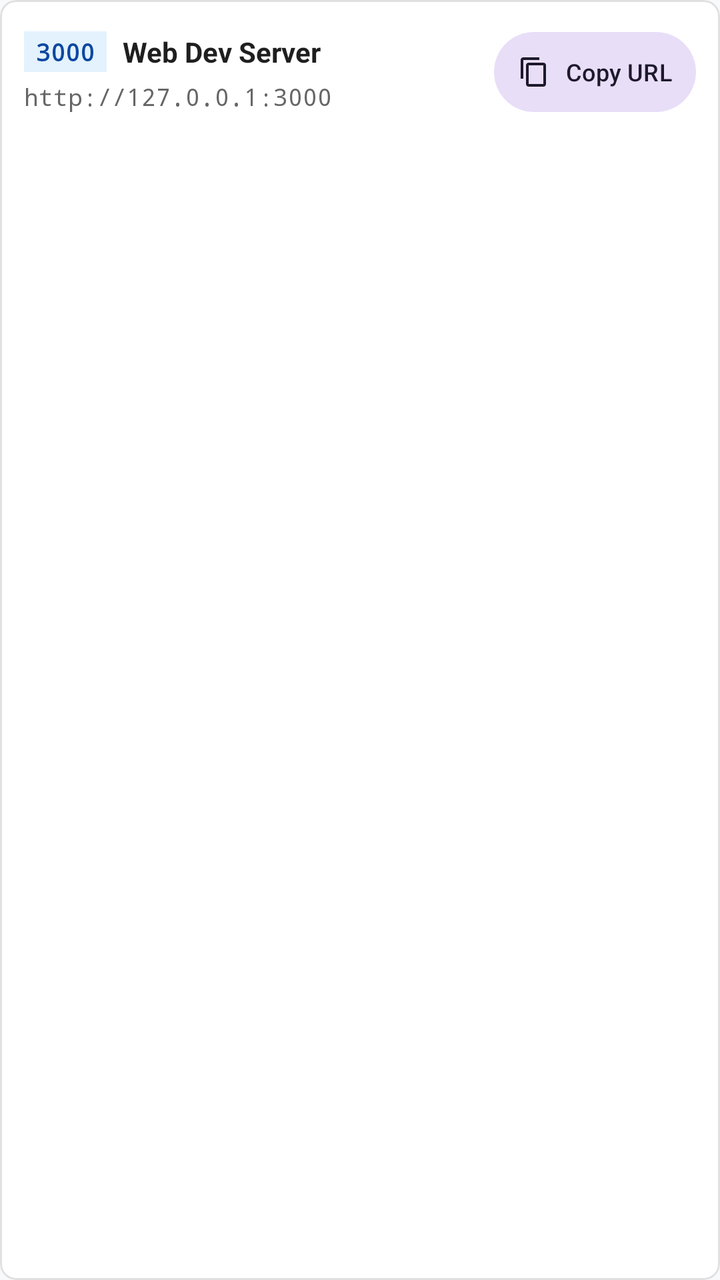
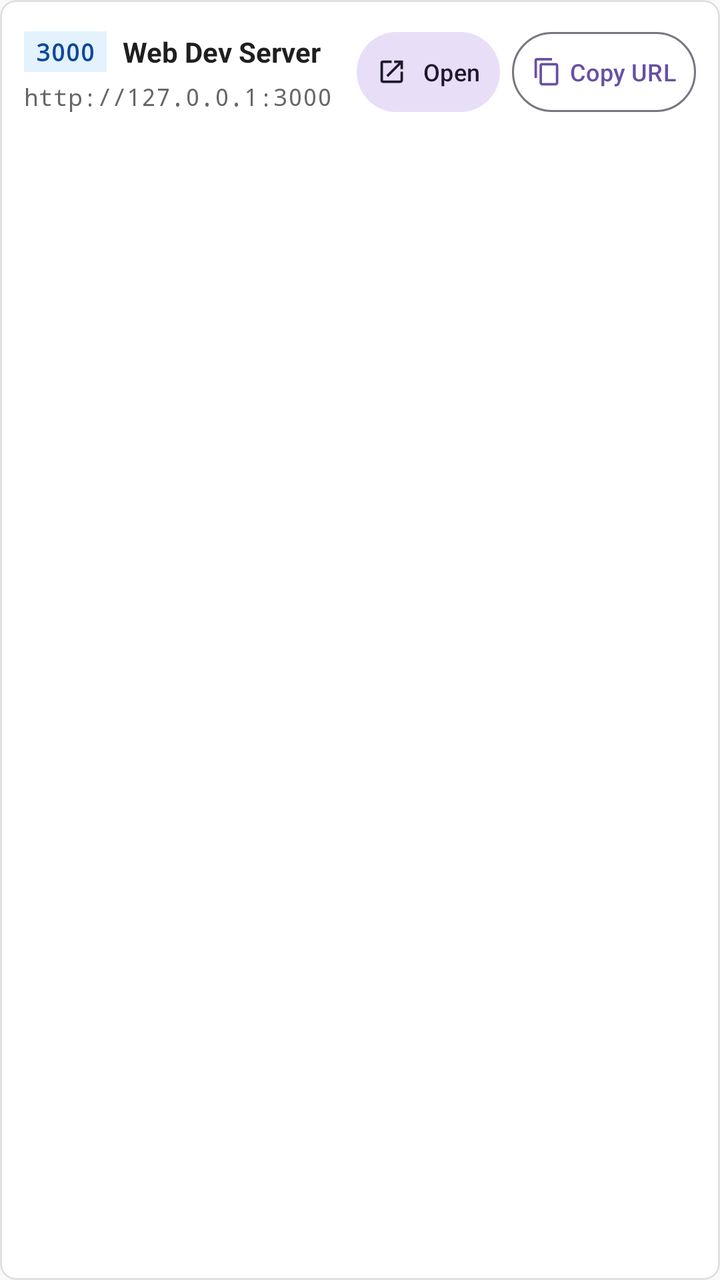

Compare the two renders of this Android layout. The source of the first and the diff that turns it into the second are given below.
<!-- AndroidManifest.xml: application theme Theme.AVscode -->
<!-- res/layout/item_open_port.xml -->
<?xml version="1.0" encoding="utf-8"?>
<com.google.android.material.card.MaterialCardView xmlns:android="http://schemas.android.com/apk/res/android"
    xmlns:app="http://schemas.android.com/apk/res-auto"
    android:layout_width="match_parent"
    android:layout_height="wrap_content"
    android:layout_marginBottom="8dp"
    app:cardBackgroundColor="@color/surface_color"
    app:cardCornerRadius="8dp"
    app:cardElevation="0dp"
    app:strokeColor="@color/card_stroke"
    app:strokeWidth="1dp">

    <LinearLayout
        android:layout_width="match_parent"
        android:layout_height="wrap_content"
        android:gravity="center_vertical"
        android:orientation="horizontal"
        android:padding="12dp">

        <LinearLayout
            android:layout_width="0dp"
            android:layout_height="wrap_content"
            android:layout_weight="1"
            android:orientation="vertical">

            <LinearLayout
                android:layout_width="wrap_content"
                android:layout_height="wrap_content"
                android:gravity="center_vertical"
                android:orientation="horizontal">

                <TextView
                    android:id="@+id/port_badge"
                    android:layout_width="wrap_content"
                    android:layout_height="wrap_content"
                    android:background="@color/badge_background"
                    android:paddingHorizontal="6dp"
                    android:paddingVertical="2dp"
                    android:fontFamily="monospace"
                    android:text="3000"
                    android:textColor="@color/badge_text"
                    android:textSize="12sp"
                    android:textStyle="bold" />

                <TextView
                    android:id="@+id/port_service_name"
                    android:layout_width="wrap_content"
                    android:layout_height="wrap_content"
                    android:layout_marginStart="8dp"
                    android:text="Web Dev Server"
                    android:textColor="@color/text_primary"
                    android:textSize="14sp"
                    android:textStyle="bold" />
            </LinearLayout>

            <TextView
                android:id="@+id/port_url"
                android:layout_width="wrap_content"
                android:layout_height="wrap_content"
                android:layout_marginTop="4dp"
                android:fontFamily="monospace"
                android:text="http://127.0.0.1:3000"
                android:textColor="@color/text_secondary"
                android:textSize="12sp" />
        </LinearLayout>

        <com.google.android.material.button.MaterialButton
            android:id="@+id/btn_copy_port_url"
            style="@style/Widget.Material3.Button.TonalButton"
            android:layout_width="wrap_content"
            android:layout_height="wrap_content"
            android:minWidth="0dp"
            android:paddingHorizontal="12dp"
            android:text="@string/copy_url"
            android:textSize="12sp"
            app:icon="@drawable/ic_content_copy"
            app:iconSize="16dp" />
    </LinearLayout>
</com.google.android.material.card.MaterialCardView>
<!-- resources referenced by this layout -->
<resources>
  <color name="badge_background">#E3F2FD</color>
  <color name="badge_text">#0D47A1</color>
  <color name="card_stroke">#E0E0E0</color>
  <color name="surface_color">#FFFFFF</color>
  <color name="text_primary">#1F1F1F</color>
  <color name="text_secondary">#666666</color>
  <!-- drawable ic_content_copy (drawable) -->
  <?xml version="1.0" encoding="utf-8"?>
  <vector xmlns:android="http://schemas.android.com/apk/res/android"
      android:width="24dp"
      android:height="24dp"
      android:viewportWidth="24"
      android:viewportHeight="24"
      android:tint="?attr/colorControlNormal">
      <path
          android:fillColor="@android:color/white"
          android:pathData="M16,1H4C2.9,1 2,1.9 2,3v14h2V3h12V1zm3,4H8C6.9,5 6,5.9 6,7v14c0,1.1 0.9,2 2,2h11c1.1,0 2,-0.9 2,-2V7c0,-1.1 -0.9,-2 -2,-2zm0,16H8V7h11v14z"/>
  </vector>
  <string name="copy_url">Copy URL</string>
  <style name="Theme.AVscode" parent="Theme.Material3.DayNight.NoActionBar">
          <item name="android:statusBarColor">@color/status_bar</item>
          <item name="android:navigationBarColor">@color/navigation_bar</item>
          <item name="android:windowBackground">@color/window_background</item>
      </style>
  <color name="status_bar">#F8F9FA</color>
  <color name="navigation_bar">#F8F9FA</color>
  <color name="window_background">#F8F9FA</color>
</resources>

<!-- the commit's change to res/layout/item_open_port.xml (unified diff, before → after) -->
@@ -64,16 +64,35 @@
                 android:textSize="12sp" />
         </LinearLayout>
 
-        <com.google.android.material.button.MaterialButton
-            android:id="@+id/btn_copy_port_url"
-            style="@style/Widget.Material3.Button.TonalButton"
+        <LinearLayout
             android:layout_width="wrap_content"
             android:layout_height="wrap_content"
-            android:minWidth="0dp"
-            android:paddingHorizontal="12dp"
-            android:text="@string/copy_url"
-            android:textSize="12sp"
-            app:icon="@drawable/ic_content_copy"
-            app:iconSize="16dp" />
+            android:orientation="horizontal">
+
+            <com.google.android.material.button.MaterialButton
+                android:id="@+id/btn_open_port"
+                style="@style/Widget.Material3.Button.TonalButton"
+                android:layout_width="wrap_content"
+                android:layout_height="wrap_content"
+                android:layout_marginEnd="6dp"
+                android:minWidth="0dp"
+                android:paddingHorizontal="10dp"
+                android:text="@string/open_service"
+                android:textSize="12sp"
+                app:icon="@drawable/ic_launch"
+                app:iconSize="15dp" />
+
+            <com.google.android.material.button.MaterialButton
+                android:id="@+id/btn_copy_port_url"
+                style="@style/Widget.Material3.Button.OutlinedButton"
+                android:layout_width="wrap_content"
+                android:layout_height="wrap_content"
+                android:minWidth="0dp"
+                android:paddingHorizontal="10dp"
+                android:text="@string/copy_url"
+                android:textSize="12sp"
+                app:icon="@drawable/ic_content_copy"
+                app:iconSize="15dp" />
+        </LinearLayout>
     </LinearLayout>
 </com.google.android.material.card.MaterialCardView>
<!-- resource entries referenced after the edit -->
@@ -18,7 +18,20 @@
           android:fillColor="@android:color/white"
           android:pathData="M16,1H4C2.9,1 2,1.9 2,3v14h2V3h12V1zm3,4H8C6.9,5 6,5.9 6,7v14c0,1.1 0.9,2 2,2h11c1.1,0 2,-0.9 2,-2V7c0,-1.1 -0.9,-2 -2,-2zm0,16H8V7h11v14z"/>
   </vector>
+  <!-- drawable ic_launch (drawable) -->
+  <?xml version="1.0" encoding="utf-8"?>
+  <vector xmlns:android="http://schemas.android.com/apk/res/android"
+      android:width="24dp"
+      android:height="24dp"
+      android:viewportWidth="24"
+      android:viewportHeight="24"
+      android:tint="?attr/colorControlNormal">
+      <path
+          android:fillColor="@android:color/white"
+          android:pathData="M19,19H5V5h7V3H5c-1.11,0 -2,0.9 -2,2v14c0,1.1 0.89,2 2,2h14c1.1,0 2,-0.9 2,-2v-7h-2v7zM14,3v2h3.59l-9.83,9.83 1.41,1.41L19,6.41V10h2V3h-7z"/>
+  </vector>
   <string name="copy_url">Copy URL</string>
+  <string name="open_service">Open</string>
   <style name="Theme.AVscode" parent="Theme.Material3.DayNight.NoActionBar">
           <item name="android:statusBarColor">@color/status_bar</item>
           <item name="android:navigationBarColor">@color/navigation_bar</item>
